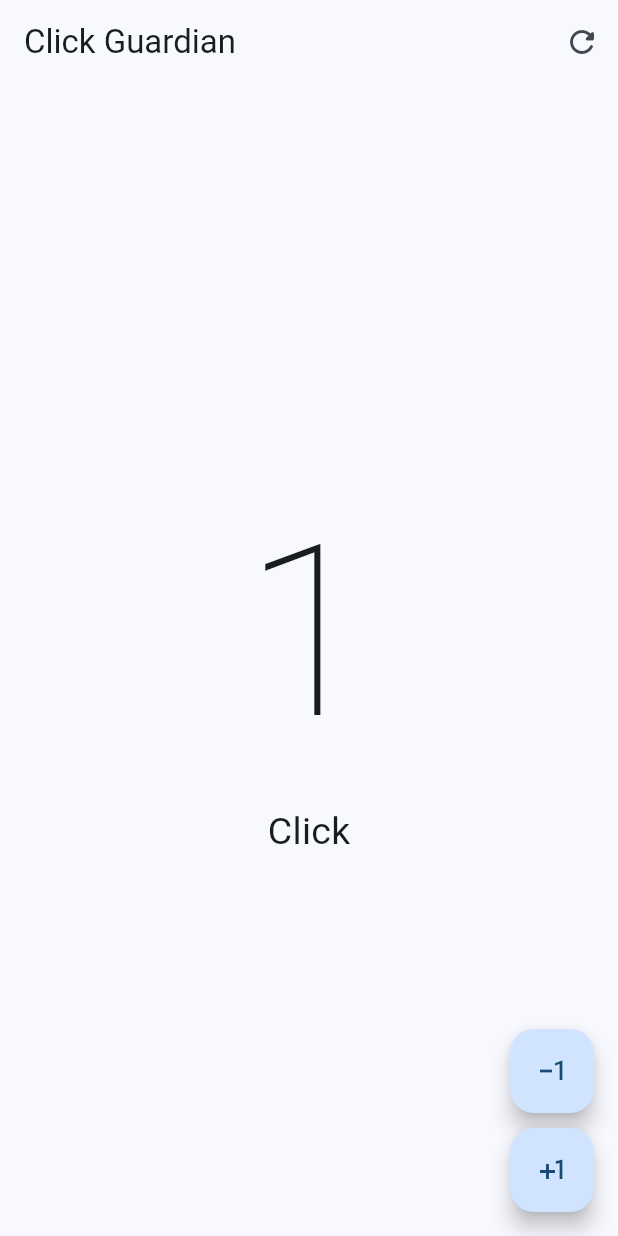
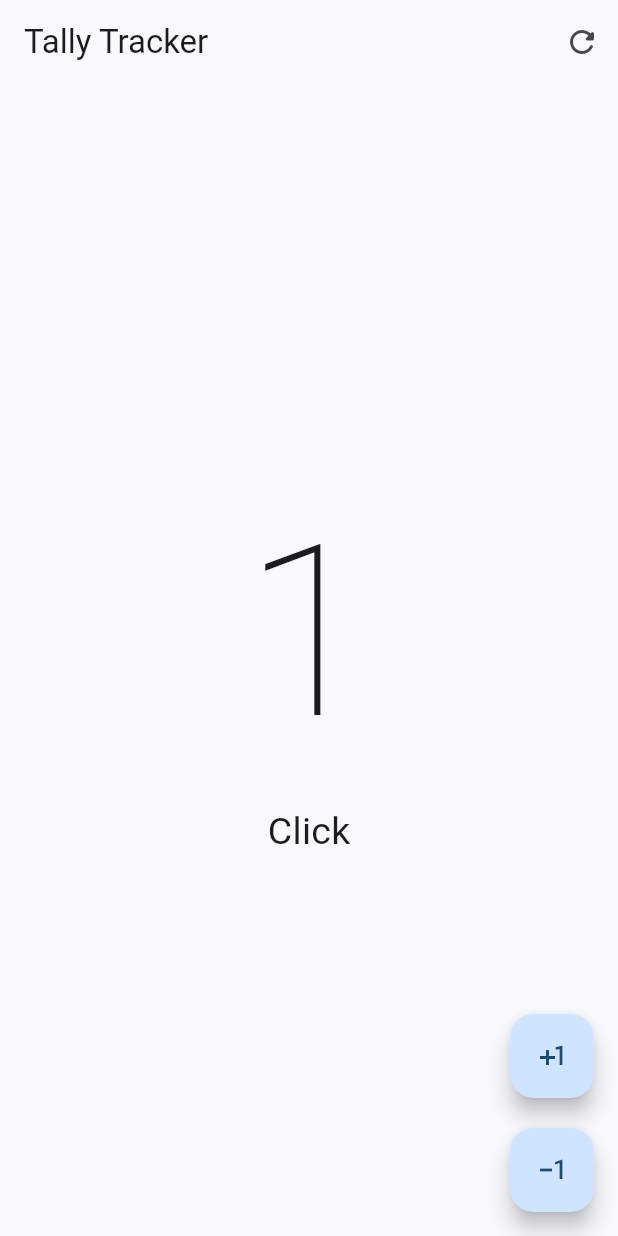
Before and after one commit to orfloresti/tally-tracker, a Flutter app: the screen it shows after launch, after a tap on the "plus one" icon, on a phone screen of 412 x 824 dp. Run offline on Flutter 3.47's test engine with Material 3 defaults, Android fonts, the light colour scheme and no system bars.

Commit message:
Update icon and name

```diff
--- a/lib/presentation/screens/counter/counter_functions_screen.dart
+++ b/lib/presentation/screens/counter/counter_functions_screen.dart
@@ -14,7 +14,7 @@ class _CounterFunctionsScreenState extends State<CounterFunctionsScreen> {
   Widget build(BuildContext context) {
     return Scaffold(
         appBar: AppBar(
-          title: const Text('Click Guardian'),
+          title: const Text('Tally Tracker'),
           actions: [
             IconButton(
               icon: const Icon(Icons.refresh_rounded),
@@ -45,22 +45,22 @@ class _CounterFunctionsScreenState extends State<CounterFunctionsScreen> {
           mainAxisAlignment: MainAxisAlignment.end,
           children: [
             CustomButton(
+              icon: Icons.plus_one,
+              onPressed: () {
+                setState(() {
+                  clickCounter++;
+                });
+              },
+            ),
+            const SizedBox(
+              height: 20,
+            ),
+            CustomButton(
               icon: Icons.exposure_minus_1_outlined,
               onPressed: () {
                 setState(() {
                   if(clickCounter == 0) return;
                   clickCounter--;
-                });
-              },
-            ),
-            const SizedBox(
-              height: 10,
-            ),
-            CustomButton(
-              icon: Icons.plus_one,
-              onPressed: () {
-                setState(() {
-                  clickCounter++;
                 });
               },
             ),
--- a/pubspec.yaml
+++ b/pubspec.yaml
@@ -39,7 +39,12 @@ dependencies:
 dev_dependencies:
   flutter_test:
     sdk: flutter
+  flutter_launcher_icons: "^0.13.1"
 
+flutter_launcher_icons:
+  android: "launcher_icon"
+  ios: true
+  image_path: "assets/icon/icon.png"
   # The "flutter_lints" package below contains a set of recommended lints to
   # encourage good coding practices. The lint set provided by the package is
   # activated in the `analysis_options.yaml` file located at the root of your
```
Also changed, not shown: assets/icon/icon.png (added), assets/icon/icon.svg (added), pubspec.lock, 28 other files.
